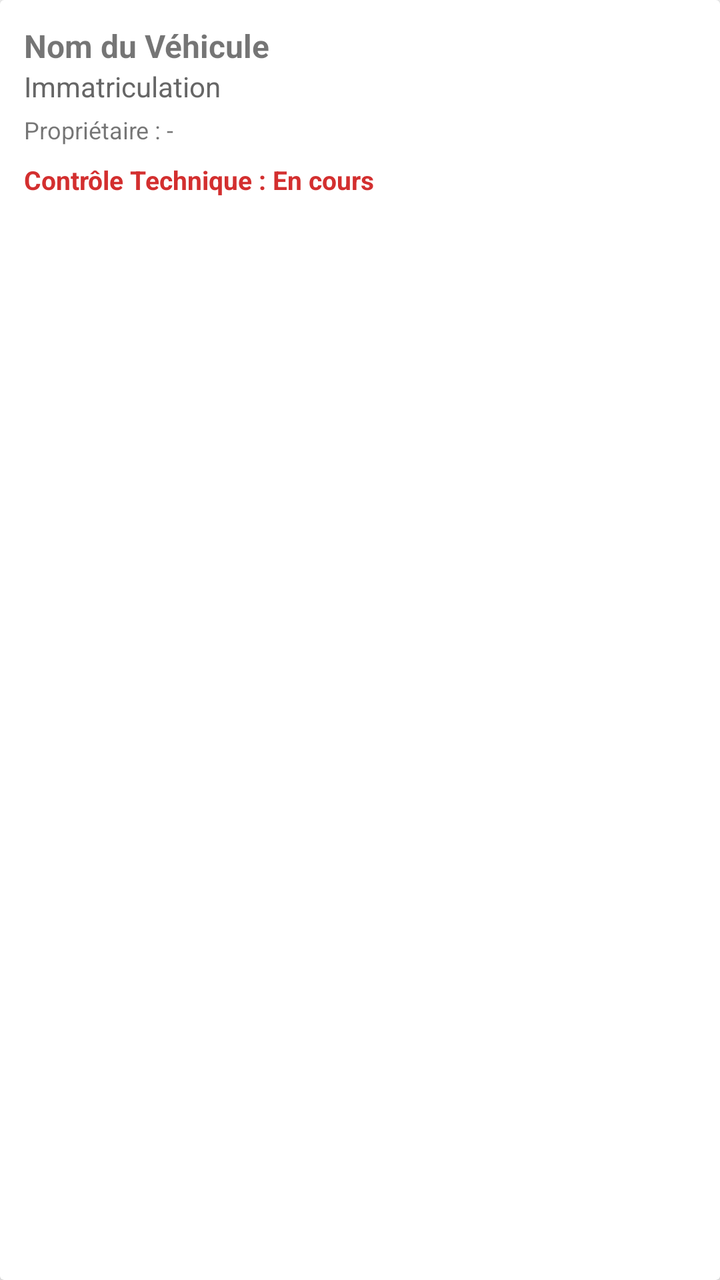
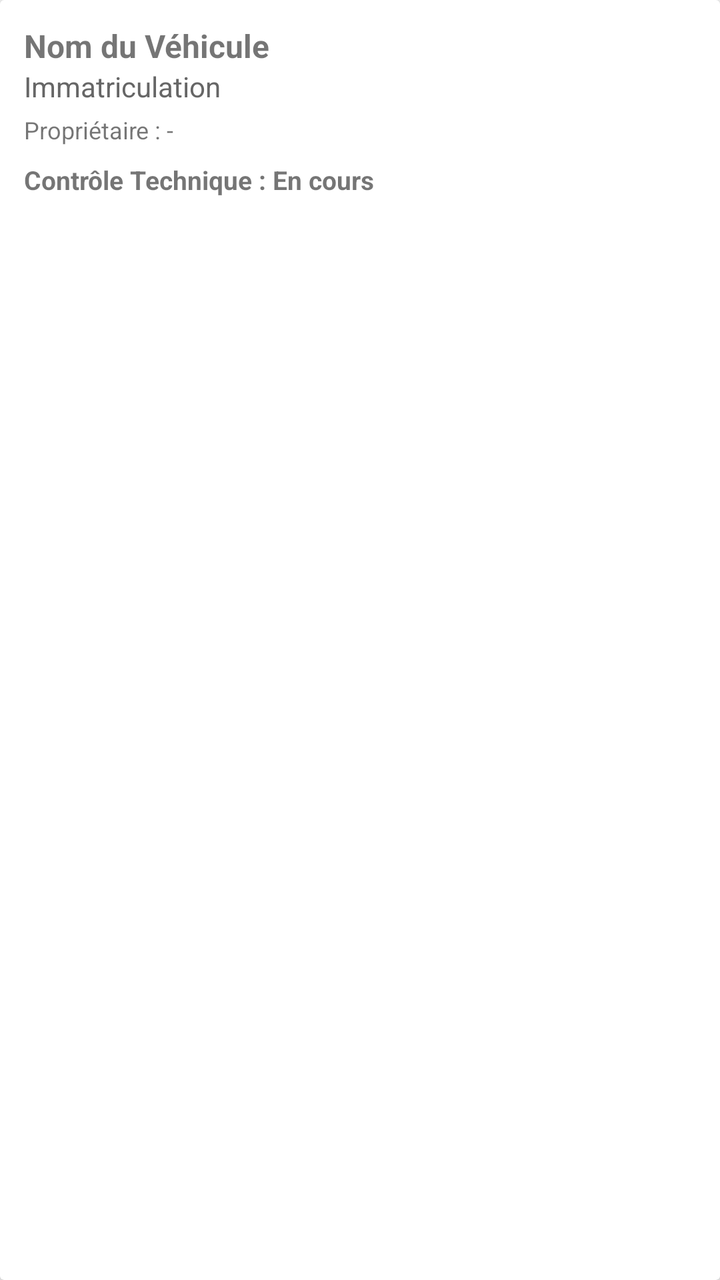

Two renders of the same Android screen: before a commit and after it. Below are the layout's source before the change and the commit's diff.
<!-- AndroidManifest.xml: application theme Theme.AppCompat.DayNight.DarkActionBar -->
<!-- res/layout/item_vehicle.xml -->
<?xml version="1.0" encoding="utf-8"?>
<androidx.cardview.widget.CardView xmlns:android="http://schemas.android.com/apk/res/android"
    android:layout_width="match_parent"
    android:layout_height="wrap_content"
    android:layout_marginBottom="8.dp"
    android:elevation="4dp"
    android:padding="12.dp">

    <LinearLayout
        android:layout_width="match_parent"
        android:layout_height="wrap_content"
        android:orientation="vertical"
        android:padding="12.dp">

        <TextView
            android:id="@+id/tvVehicleName"
            android:layout_width="match_parent"
            android:layout_height="wrap_content"
            android:text="Nom du Véhicule"
            android:textSize="16sp"
            android:textStyle="bold"/>

        <TextView
            android:id="@+id/tvLicensePlate"
            android:layout_width="match_parent"
            android:layout_height="wrap_content"
            android:text="Immatriculation"
            android:textSize="14sp"
            android:textColor="#666666"/>

        <TextView
            android:id="@+id/tvOwnerInfo"
            android:layout_width="match_parent"
            android:layout_height="wrap_content"
            android:text="Propriétaire : -"
            android:textSize="12sp"
            android:layout_marginTop="4.dp"/>

        <TextView
            android:id="@+id/tvTechnicalControlStatus"
            android:layout_width="match_parent"
            android:layout_height="wrap_content"
            android:text="Contrôle Technique : En cours"
            android:textSize="13sp"
            android:textStyle="bold"
            android:textColor="#D32F2F"
            android:layout_marginTop="8.dp"/>

    </LinearLayout>
</androidx.cardview.widget.CardView>
<!-- resources referenced by this layout -->
<resources>

</resources>

<!-- the commit's change to res/layout/item_vehicle.xml (unified diff, before → after) -->
@@ -3,8 +3,7 @@
     android:layout_width="match_parent"
     android:layout_height="wrap_content"
     android:layout_marginBottom="8.dp"
-    android:elevation="4dp"
-    android:padding="12.dp">
+    android:elevation="4dp">
 
     <LinearLayout
         android:layout_width="match_parent"
@@ -43,8 +42,18 @@
             android:text="Contrôle Technique : En cours"
             android:textSize="13sp"
             android:textStyle="bold"
-            android:textColor="#D32F2F"
             android:layout_marginTop="8.dp"/>
+
+        <TextView
+            android:id="@+id/tvPdfAction"
+            android:layout_width="match_parent"
+            android:layout_height="wrap_content"
+            android:text="📄 Afficher le certificat PDF"
+            android:textSize="12sp"
+            android:textColor="#1976D2`"
+            android:textStyle="bold"
+            android:layout_marginTop="8.dp"
+            android:visibility="gone"/>
 
     </LinearLayout>
 </androidx.cardview.widget.CardView>
